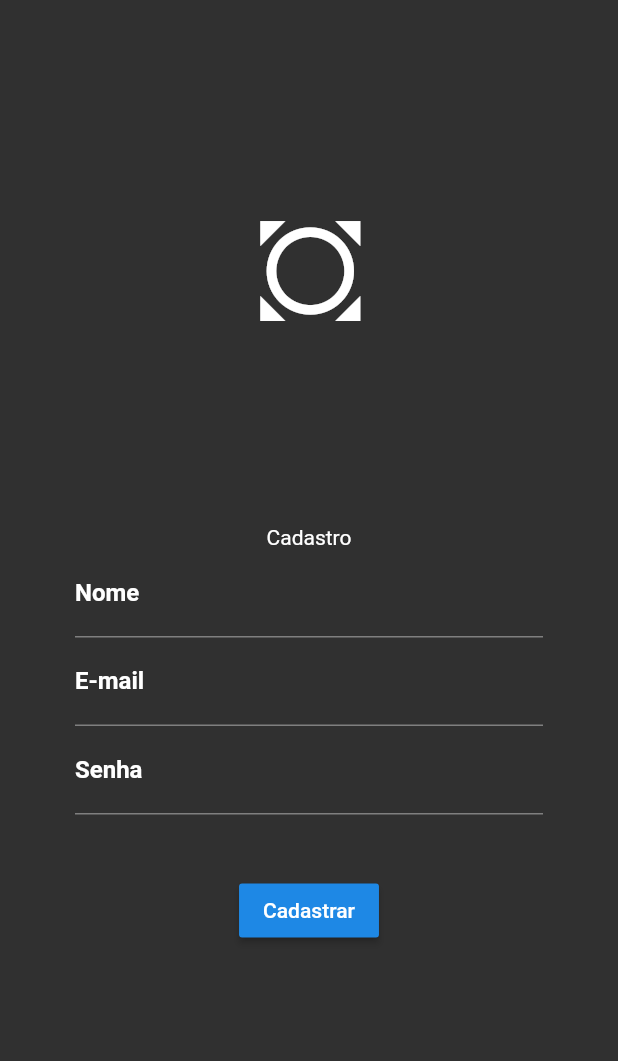
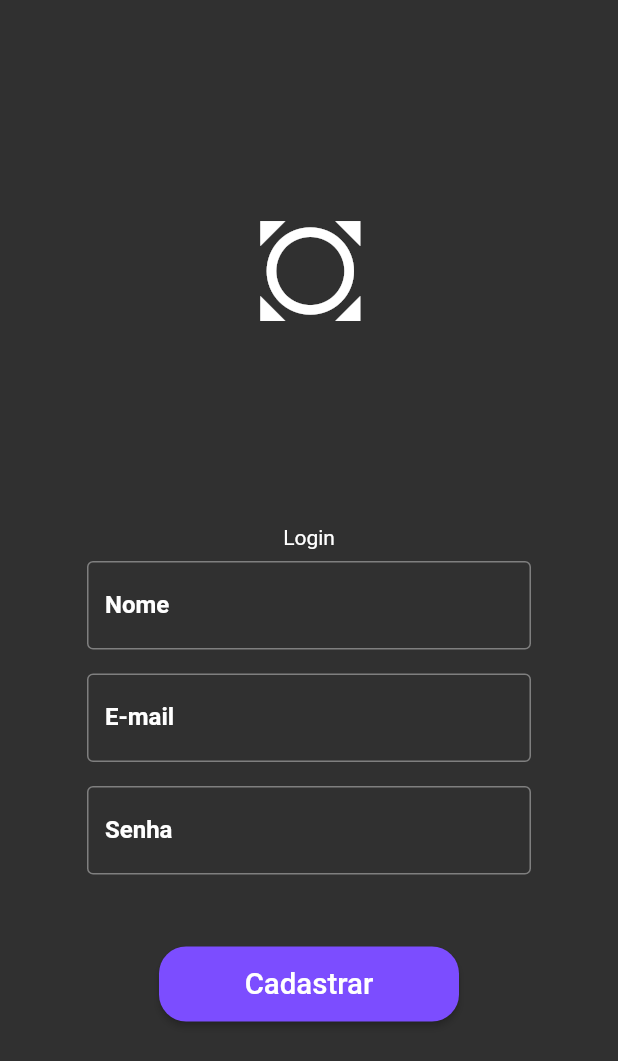
Before and after one commit to rezendevictor/flutter-mvvm, a Flutter app: the screen it shows after launch, on a phone screen of 412 x 824 dp. Shown: the top 1061 px of the screen. Run offline on Flutter 3.47's test engine with Material 2 defaults, Android fonts, the phone set to English and light mode, and no system bars; our stand-ins replace charts_flutter, mobx; generated files the repository leaves out were written again.

```diff
--- a/lib/view/login_view.dart
+++ b/lib/view/login_view.dart
@@ -1,3 +1,5 @@
+
+
 import 'package:flutter/cupertino.dart';
 import 'package:flutter/material.dart';
 import 'package:mvvm/controler/login_controller.dart';
@@ -40,10 +42,13 @@ class _SingupViewState extends State<LoginView> {
               key: _formkey,
               child: Column(
                 children: <Widget>[
-                  Text("Cadastro"),
-                  TextFormField(
+                  Text("Login"),
+                  Padding(
+                    padding: EdgeInsets.all(8.0),
+                    child: TextFormField(
                         keyboardType: TextInputType.text,
                         decoration: InputDecoration(
+                            border: OutlineInputBorder(),
                             labelText: "Nome",
                             labelStyle: TextStyle(
                               color: Colors.white,
@@ -61,9 +66,13 @@ class _SingupViewState extends State<LoginView> {
                           preenchido = true;
                           model.name = val;
                         }),
-                  TextFormField(
+                  ),
+                  Padding(
+                    padding: EdgeInsets.all(8.0),
+                    child: TextFormField(
                         keyboardType: TextInputType.emailAddress,
                         decoration: InputDecoration(
+                            border: OutlineInputBorder(),
                             labelText: "E-mail",
                             labelStyle: TextStyle(
                               color: Colors.white,
@@ -81,10 +90,14 @@ class _SingupViewState extends State<LoginView> {
                           preenchido = true;
                           model.email = val;
                         }),
-                  TextFormField(
+                  ),
+                  Padding(
+                    padding: EdgeInsets.all(8.0),
+                    child: TextFormField(
                         keyboardType: TextInputType.text,
                         obscureText: true,
                         decoration: InputDecoration(
+                            border: OutlineInputBorder(),
                             labelText: "Senha",
                             labelStyle: TextStyle(
                               color: Colors.white,
@@ -102,6 +115,7 @@ class _SingupViewState extends State<LoginView> {
                           preenchido = true;
                           model.password = val;
                         }),
+                  ),
                   Padding(
                     padding: const EdgeInsets.all(40.0),
                     child: model.busy
@@ -112,8 +126,15 @@ class _SingupViewState extends State<LoginView> {
                               ),
                             ),
                           )
-                        : RaisedButton(
-                            child: Text("Cadastrar"),
+                        : Container(
+                            width: 200,
+                            height: 50,
+                            child: RaisedButton(
+                              color: Colors.deepPurpleAccent,
+                              shape: RoundedRectangleBorder(
+                                  borderRadius:
+                                      new BorderRadius.circular(18.0)),
+                              child: Text("Cadastrar",textScaleFactor: 1.4,),
                               onPressed: () {
                                 if (_formkey.currentState.validate()) {
                                   _formkey.currentState.save();
@@ -136,6 +157,7 @@ class _SingupViewState extends State<LoginView> {
                               },
                             ),
                           ),
+                  ),
                 ],
               ),
             ),
--- a/lib/viewmodel/expenseaddition.viewmodel.dart
+++ b/lib/viewmodel/expenseaddition.viewmodel.dart
@@ -1,9 +1,8 @@
 class ExpenseAddition{
   String title = "";
-  String data = "";
+  DateTime data;
   String value = "";
   String type = "";
-  String registered = new DateTime.now() as String;
-  String whereFrom = "";
+  DateTime registered;
 
 }
```
Also changed, not shown: lib/stores/app.store.dart (+8 -2 lines), lib/view/transaction_view.dart (+46 -7 lines), lib/view/view_elements/expenseCard_template.dart (added, +37 -0 lines), lib/viewmodel/expenseList_viewmodel.dart (added, +36 -0 lines). Lines whose indentation alone changed are shown as unchanged.
